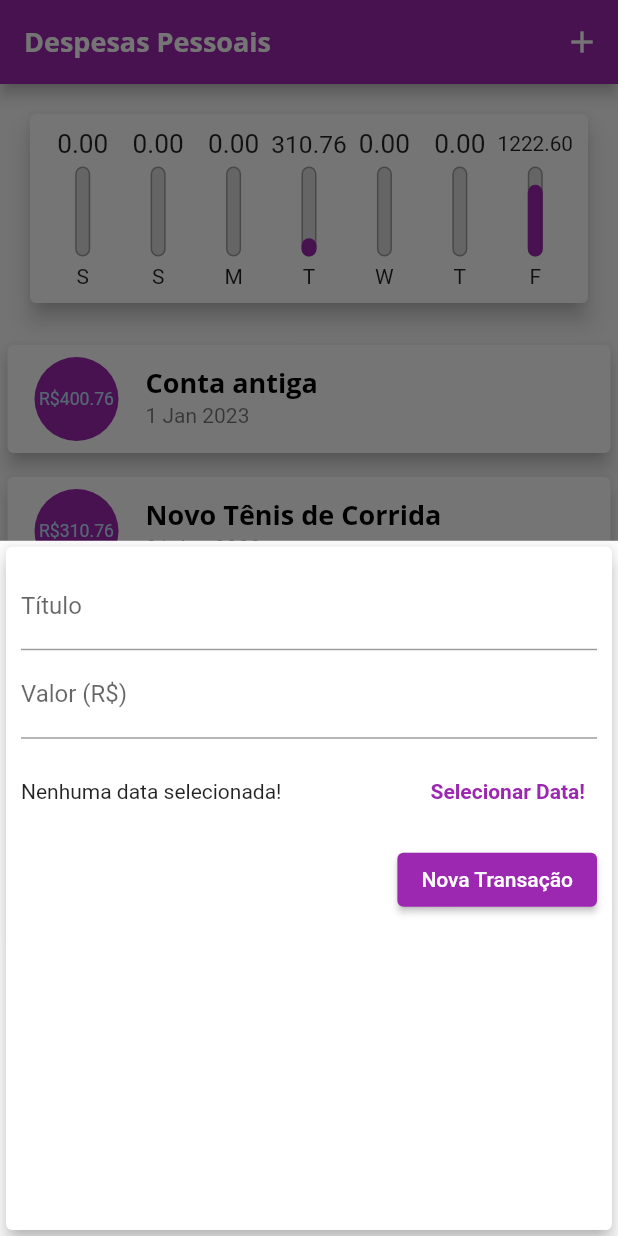
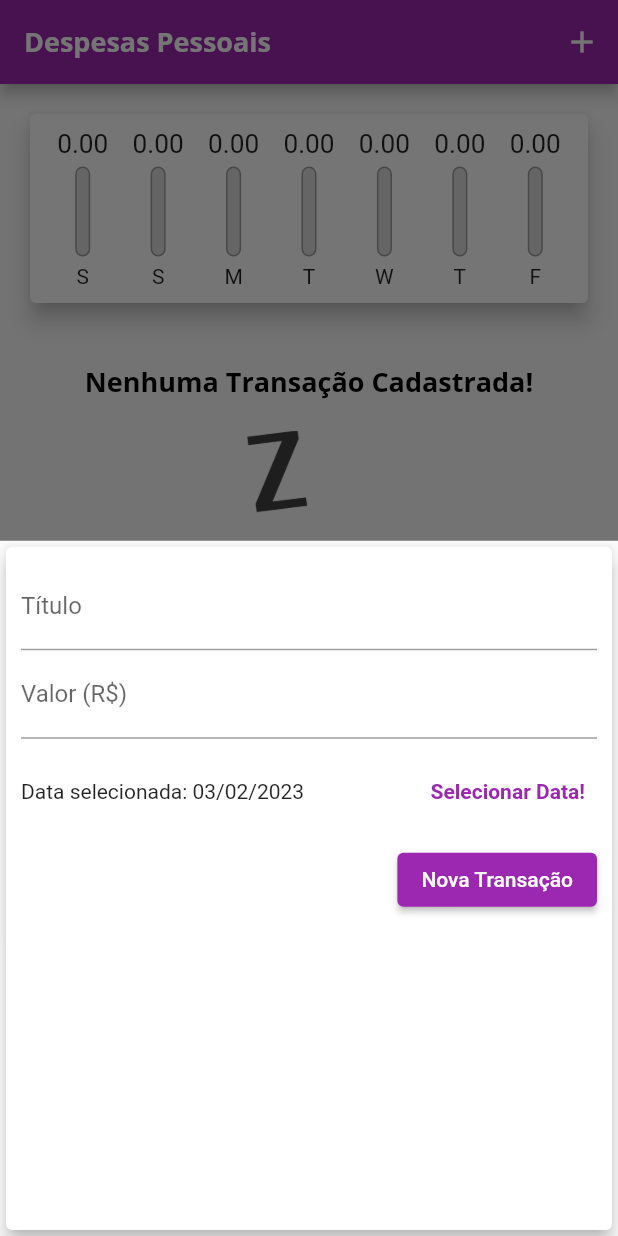
Before and after one commit to Kaio-Goes/expenses, a Flutter app: the screen it shows after launch, after a tap on the "add" icon, on a phone screen of 412 x 824 dp. Run offline on Flutter 3.47's test engine with Material 2 defaults, Android fonts, the phone set to English and light mode, and no system bars.

Commit message:
Feature impletement date no picker

```diff
--- a/lib/components/chart.dart
+++ b/lib/components/chart.dart
@@ -52,7 +52,7 @@ class Chart extends StatelessWidget {
               child: ChartBar(
                 label: tr['day'].toString(),
                 value: (tr['value'] as double),
-                percentage: (tr['value'] as double) / _weekTotalValue,
+                percentage: _weekTotalValue == 0 ? 0 : (tr['value'] as double) / _weekTotalValue,
               ),
             );
           }).toList(),
--- a/lib/components/transaction_form.dart
+++ b/lib/components/transaction_form.dart
@@ -4,28 +4,28 @@ import 'package:intl/intl.dart';
 class TransactionForm extends StatefulWidget {
   const TransactionForm({super.key, this.onSubmit});
 
-  final void Function(String, double)? onSubmit;
+  final void Function(String, double, DateTime)? onSubmit;
 
   @override
   State<TransactionForm> createState() => _TransactionFormState();
 }
 
 class _TransactionFormState extends State<TransactionForm> {
-  DateTime? selectedDate;
+  DateTime? selectedDate = DateTime.now();
+  final titleController = TextEditingController();
+  final valueController = TextEditingController();
+
   @override
   Widget build(BuildContext context) {
-    final titleController = TextEditingController();
-    final valueController = TextEditingController();
-
     sumbmitForm() {
       final title = titleController.text;
       final value = double.tryParse(valueController.text) ?? 0.0;
 
-      if (title.isEmpty || value <= 0) {
+      if (title.isEmpty || value <= 0 || selectedDate == null) {
         return;
       }
 
-      widget.onSubmit!(title, value);
+      widget.onSubmit!(title, value, selectedDate!);
     }
 
     Future showsDatePicker() async {
@@ -76,7 +76,7 @@ class _TransactionFormState extends State<TransactionForm> {
                 child: Text(
                   selectedDate == null
                       ? 'Nenhuma data selecionada!'
-                      : 'Data selecionada: ${DateFormat('dd/MM/y').format(selectedDate!)}' ,
+                      : 'Data selecionada: ${DateFormat('dd/MM/y').format(selectedDate!)}',
                 ),
               ),
               TextButton(
--- a/lib/main.dart
+++ b/lib/main.dart
@@ -38,26 +38,7 @@ class MyHomePage extends StatefulWidget {
 }
 
 class _MyHomePageState extends State<MyHomePage> {
-  final List<Transaction> _trasactions = [
-    Transaction(
-      id: 't0',
-      title: 'Conta antiga',
-      value: 400.76,
-      date: DateTime.now().subtract(const Duration(days: 33)),
-    ),
-    Transaction(
-      id: 't1',
-      title: 'Novo Tênis de Corrida',
-      value: 310.76,
-      date: DateTime.now().subtract(const Duration(days: 3)),
-    ),
-    Transaction(
-        id: 't2', title: 'Conta de Luz', value: 211.20, date: DateTime.now()),
-    Transaction(
-        id: 't3', title: 'Conta Crédito', value: 1000.20, date: DateTime.now()),
-        Transaction(
-        id: 't4', title: 'Lanche', value: 11.20, date: DateTime.now())
-  ];
+  final List<Transaction> _trasactions = [];
 
   List<Transaction> get _recentTransactions {
     return _trasactions.where((element){
@@ -65,12 +46,12 @@ class _MyHomePageState extends State<MyHomePage> {
     }).toList();
   }
 
-  _addTransaction(String title, double value) {
+  _addTransaction(String title, double value, DateTime date) {
     final newTransaction = Transaction(
       id: Random().nextDouble().toString(),
       title: title,
       value: value,
-      date: DateTime.now().subtract(const Duration(days: 4)),
+      date: date,
     );
 
     setState(() {
```
